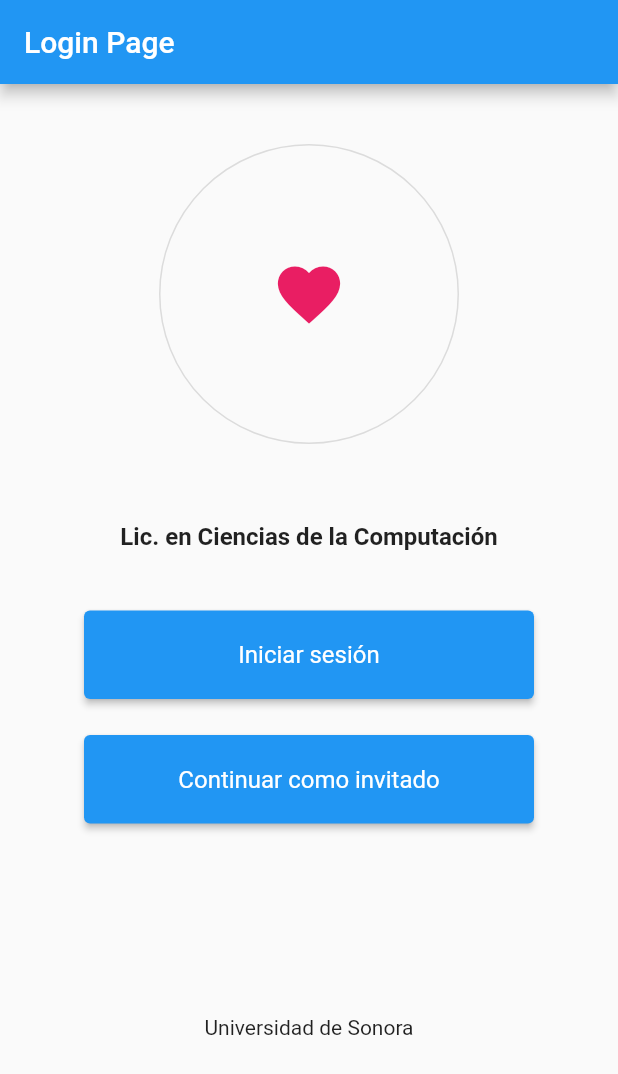
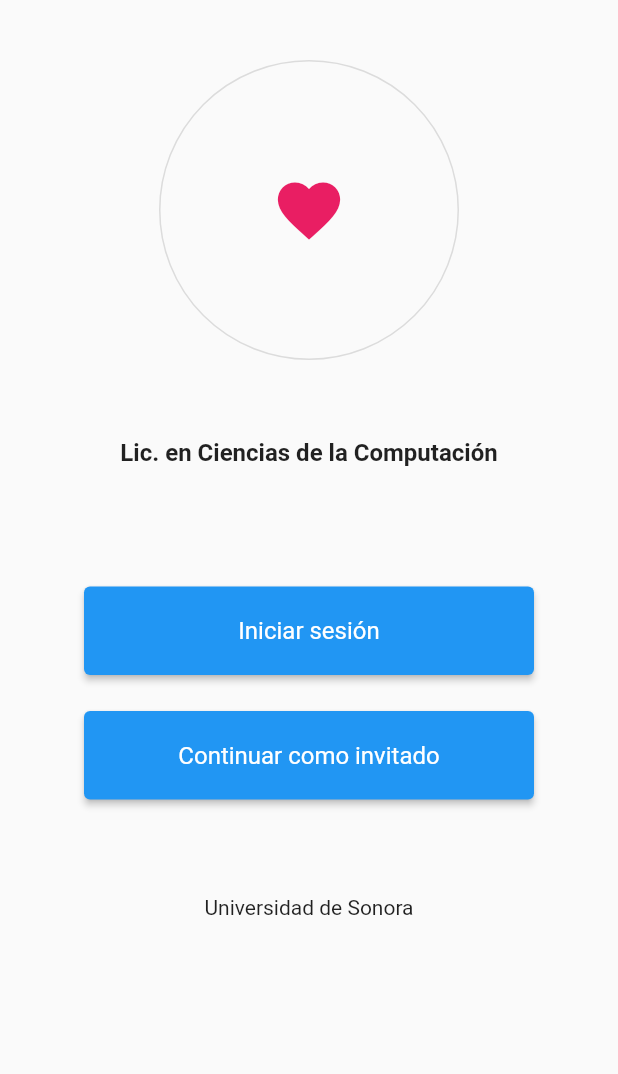
Before and after one commit to CC-unison/LCCHUB, a Flutter app: the screen it shows after launch, on a phone screen of 412 x 824 dp. Shown: the top 1074 px of the screen. Run offline on Flutter 3.47's test engine with Material 2 defaults, Android fonts, the light colour scheme and no system bars.

Commit message:
Actualice el layout de login para web y mobil

```diff
--- a/lib/main.dart
+++ b/lib/main.dart
@@ -1,5 +1,8 @@
 import 'package:flutter/material.dart';
 import 'package:lcchub/pages/login/login.dart';
+import 'package:lcchub/pages/login/login_page.dart';
+import 'package:lcchub/responsive/responsive_layout.dart';
+//import 'package:lcchub/pages/login/login_page.dart';
 
 void main() {
   runApp(const MyApp());
@@ -13,7 +16,12 @@ class MyApp extends StatelessWidget {
     return const MaterialApp(
       title: "LCC-Hub",
       debugShowCheckedModeBanner: false,
-      home: Login(),
+      home: Scaffold(
+        body: ResponsiveLayout(
+          mobilBody: Login(),
+          webBody: LoginPage(),
+        ),
+      ),
     );
   }
 }
--- a/lib/pages/login/login.dart
+++ b/lib/pages/login/login.dart
@@ -6,14 +6,16 @@ class Login extends StatelessWidget {
 
   @override
   Widget build(BuildContext context) {
-    return Scaffold(
-      appBar: AppBar(
-        title: const Text("Login Page"),
-      ),
-      body: Center(
-        child: Column(
+    return Column(
       children: [
-            Container(
+        Expanded(
+          child: SizedBox(
+            height: 1000,
+            child: ListView(
+              shrinkWrap: true,
+              children: [
+                Center(
+                  child: Container(
                     margin: const EdgeInsets.symmetric(vertical: 40),
                     height: 200.0,
                     width: 200.0,
@@ -31,7 +33,9 @@ class Login extends StatelessWidget {
                       ),
                     ),
                   ),
-            const Padding(
+                ),
+                const Center(
+                  child: Padding(
                     padding: EdgeInsets.symmetric(vertical: 12),
                     child: Text(
                       "Lic. en Ciencias de la Computación",
@@ -41,13 +45,17 @@ class Login extends StatelessWidget {
                       ),
                     ),
                   ),
+                ),
+                Column(
+                  mainAxisAlignment: MainAxisAlignment.spaceBetween,
+                  children: [
                     ConstrainedBox(
                       constraints: const BoxConstraints(maxWidth: 300),
                       child: Row(
                         children: const [
                           Expanded(
                             child: Padding(
-                      padding: EdgeInsets.only(top: 28, bottom: 12),
+                              padding: EdgeInsets.only(top: 68, bottom: 12),
                               child: GeneralButton(text: "Iniciar sesión"),
                             ),
                           ),
@@ -60,20 +68,27 @@ class Login extends StatelessWidget {
                         children: const [
                           Expanded(
                             child: Padding(
-                      padding: EdgeInsets.only(top: 12, bottom: 120),
-                      child: GeneralButton(text: "Continuar como invitado"),
+                              padding: EdgeInsets.only(top: 12, bottom: 64),
+                              child: GeneralButton(
+                                  text: "Continuar como invitado"),
                             ),
                           ),
                         ],
                       ),
                     ),
-            const Padding(
-              padding: EdgeInsets.all(8.0),
-              child: Text("Universidad de Sonora"),
+                    Column(
+                      mainAxisAlignment: MainAxisAlignment.end,
+                      children: const [
+                        Text("Universidad de Sonora"),
+                      ],
+                    ),
+                  ],
                 ),
               ],
             ),
           ),
+        ),
+      ],
     );
   }
 }
--- a/lib/pages/login/login_page.dart
+++ b/lib/pages/login/login_page.dart
@@ -0,0 +1,32 @@
+import 'package:flutter/material.dart';
+import 'package:lcchub/pages/login/login.dart';
+import 'package:lcchub/widgets/centered_view/centered_view.dart';
+
+class LoginPage extends StatelessWidget {
+  const LoginPage({Key? key}) : super(key: key);
+
+  @override
+  Widget build(BuildContext context) {
+    return Scaffold(
+      body: CenteredView(
+        child: Row(
+          children: [
+            const Expanded(child: Login()),
+            Expanded(
+              child: Container(
+                decoration: BoxDecoration(border: Border.all()),
+                child: const Center(
+                  child: Icon(
+                    Icons.favorite_border_outlined,
+                    color: Colors.pink,
+                    size: 50.0,
+                  ),
+                ),
+              ),
+            ),
+          ],
+        ),
+      ),
+    );
+  }
+}
--- /dev/null
+++ b/lib/responsive/responsive_layout.dart
@@ -0,0 +1,21 @@
+import 'package:flutter/material.dart';
+
+class ResponsiveLayout extends StatelessWidget {
+  final Widget mobilBody;
+  final Widget webBody;
+  const ResponsiveLayout(
+      {Key? key, required this.mobilBody, required this.webBody})
+      : super(key: key);
+
+  @override
+  Widget build(BuildContext context) {
+    return LayoutBuilder(
+      builder: (context, constraints) {
+        if (constraints.maxWidth < 800) {
+          return mobilBody;
+        }
+        return webBody;
+      },
+    );
+  }
+}
--- a/lib/widgets/centered_view/centered_view.dart
+++ b/lib/widgets/centered_view/centered_view.dart
@@ -7,10 +7,10 @@ class CenteredView extends StatelessWidget {
   @override
   Widget build(BuildContext context) {
     return Container(
-      padding: const EdgeInsets.symmetric(horizontal: 70.0, vertical: 60),
+      padding: const EdgeInsets.symmetric(horizontal: 90.0, vertical: 80),
       alignment: Alignment.topCenter,
       child: ConstrainedBox(
-        constraints: BoxConstraints(maxWidth: 1200),
+        constraints: const BoxConstraints(maxWidth: 1200),
         child: child,
       ),
     );
```
Lines whose indentation alone changed are shown as unchanged.
